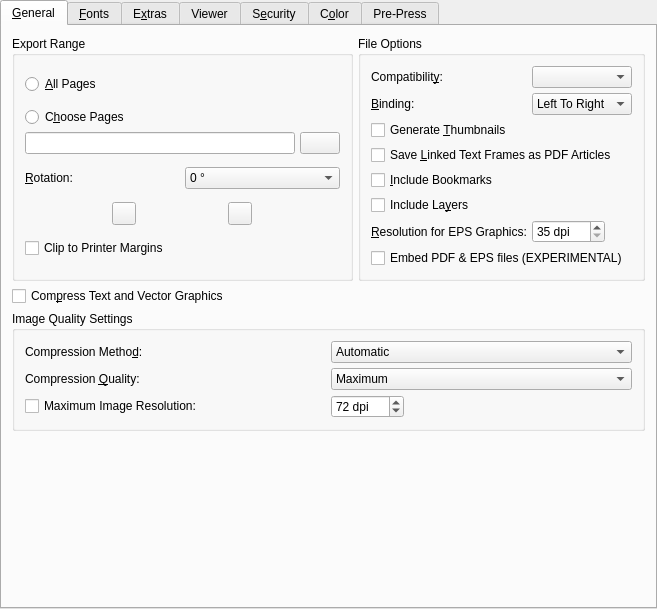
First picture: the form in scribus/ui/tabpdfoptions.ui, repository HOST-Oman/scribus, before the edit.
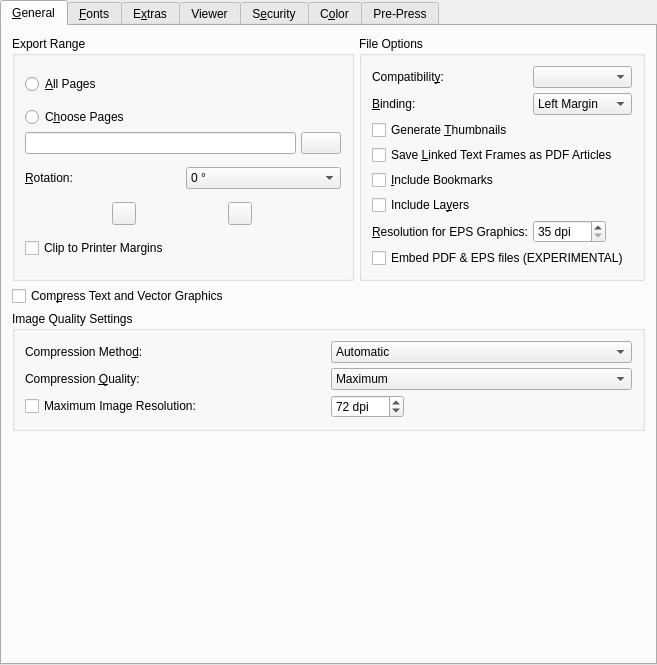
Second picture: the form after the edit. Custom widgets are drawn as their Qt base class.

The edit to the form file:
```diff
--- a/scribus/ui/tabpdfoptions.ui
+++ b/scribus/ui/tabpdfoptions.ui
@@ -7,7 +7,7 @@
     <x>0</x>
     <y>0</y>
     <width>657</width>
-    <height>609</height>
+    <height>665</height>
    </rect>
   </property>
   <property name="currentIndex">
@@ -238,12 +238,12 @@
            </property>
            <item>
             <property name="text">
-             <string>Left To Right</string>
+             <string>Left Margin</string>
             </property>
            </item>
            <item>
             <property name="text">
-             <string>Right To Left</string>
+             <string>Right Margin</string>
             </property>
            </item>
           </widget>
@@ -1907,8 +1907,8 @@
  <customwidgets>
   <customwidget>
    <class>ScrSpinBox</class>
-   <extends>QDoubleSpinBox</extends>
-   <header>ui/scrspinbox.h</header>
+   <extends>QSpinBox</extends>
+   <header location="global">ui/scrspinbox.h</header>
   </customwidget>
   <customwidget>
    <class>FontEmbeddingCombo</class>
```
